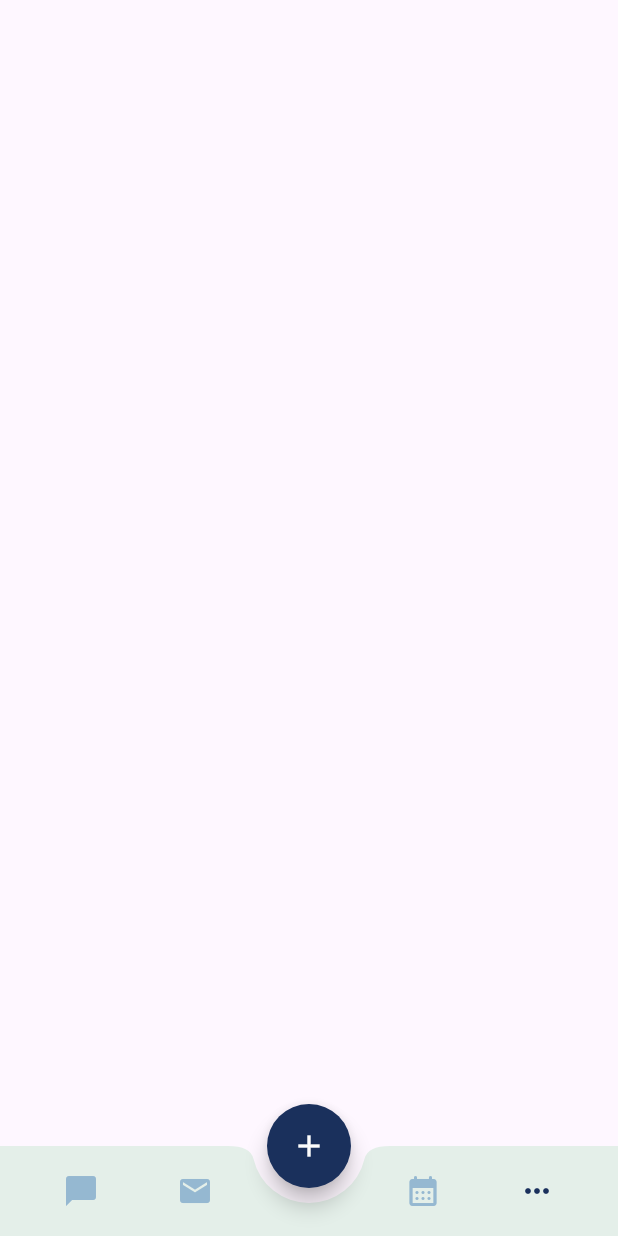
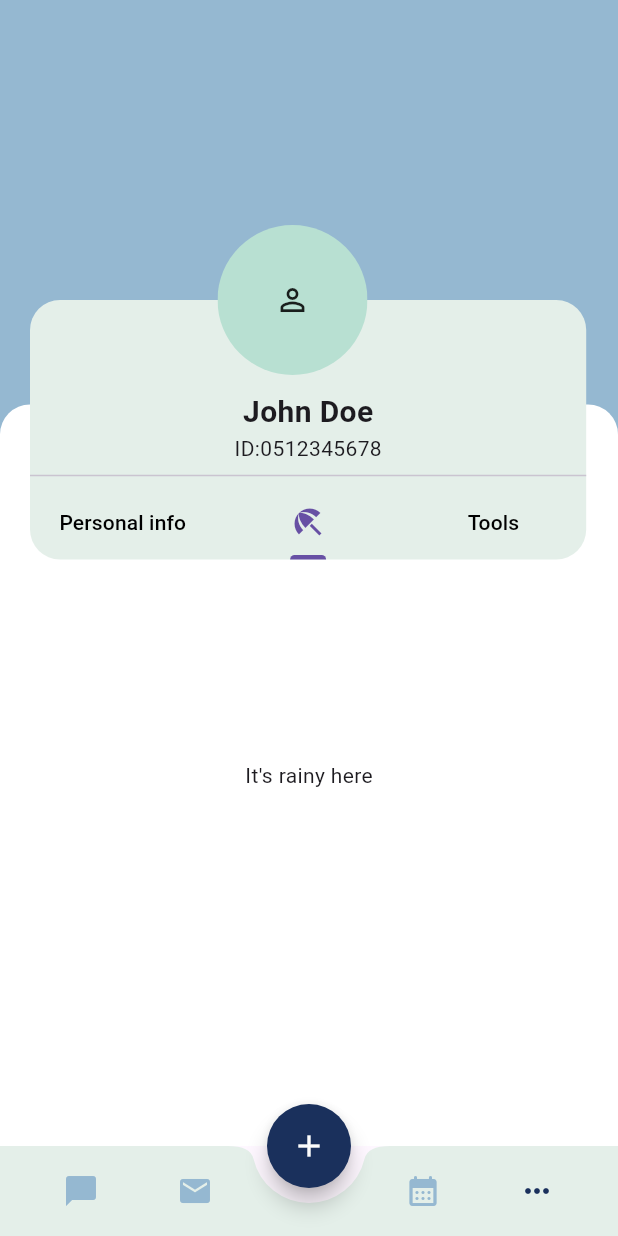
Before and after one commit to mahm-8/asthma-project, a Flutter app: the NavigatorBarScreen screen opened directly, item 4 of the bottom bar chosen, on a phone screen of 412 x 824 dp. Run offline on Flutter 3.47's test engine with Material 3 defaults, Android fonts, the phone set to English and light mode, and no system bars; our stand-ins replace flutter_bloc, pinput.

Commit message:
add: profilScreen

```diff
--- a/asthma/lib/Screens/NavBar/nav_bar.dart
+++ b/asthma/lib/Screens/NavBar/nav_bar.dart
@@ -1,5 +1,6 @@
 import 'package:asthma/Screens/HomeScreen/home_screen.dart';
 import 'package:asthma/Screens/NavBar/navigator_bar.dart';
+import 'package:asthma/Screens/profile/profile.dart';
 import 'package:asthma/constants/colors.dart';
 import 'package:flutter/material.dart';
 
@@ -12,7 +13,7 @@ class NavigatorBarScreen extends StatefulWidget {
 
 class _NavigatorBarScreenState extends State<NavigatorBarScreen> {
   int selectedindex = 0;
-  List scrren = [const HomeScreen(), Container(), Container(), Container()];
+  List scrren = [const HomeScreen(), Container(), Container(), const Profile()];
   @override
   Widget build(BuildContext context) {
     return Scaffold(
--- /dev/null
+++ b/asthma/lib/Screens/profile/profile.dart
@@ -0,0 +1,101 @@
+import 'package:asthma/constants/colors.dart';
+import 'package:asthma/extensions/text.dart';
+import 'package:flutter/material.dart';
+
+class Profile extends StatelessWidget {
+  const Profile({super.key});
+
+  @override
+  Widget build(BuildContext context) {
+    return DefaultTabController(
+      initialIndex: 1,
+      length: 3,
+      child: Scaffold(
+        backgroundColor: ColorPaltte().lightBlue,
+        body: Stack(
+          children: [
+            Column(
+              children: [
+                Expanded(
+                  child: Container(),
+                ),
+                Container(
+                  decoration: const BoxDecoration(
+                      borderRadius:
+                          BorderRadius.vertical(top: Radius.circular(20)),
+                      color: Colors.white),
+                  height: MediaQuery.of(context).size.height * 0.6,
+                  child: const TabBarView(
+                    children: <Widget>[
+                      Center(
+                        child: Text("It's cloudy here"),
+                      ),
+                      Center(
+                        child: Text("It's rainy here"),
+                      ),
+                      Center(
+                        child: Text("It's sunny here"),
+                      ),
+                    ],
+                  ),
+                )
+              ],
+            ),
+            Positioned(
+              left: 20,
+              top: 200,
+              child: Container(
+                padding: const EdgeInsets.only(top: 60),
+                decoration: BoxDecoration(
+                    borderRadius: BorderRadius.circular(20),
+                    color: ColorPaltte().lightgreentr),
+                width: MediaQuery.of(context).size.width * 0.9,
+                child: Column(
+                  children: [
+                    Text(
+                      "John Doe",
+                      style: const TextStyle().blod20,
+                    ),
+                    const Text(
+                      "ID:0512345678",
+                    ),
+                    const Divider(),
+                    const TabBar(dividerColor: Colors.transparent, tabs: [
+                      Tab(
+                        child: Text(
+                          "Personal info",
+                          style: TextStyle(color: Colors.black),
+                        ),
+                      ),
+                      Tab(
+                        icon: Icon(Icons.beach_access_sharp),
+                      ),
+                      Tab(
+                        child: Text(
+                          "Tools",
+                          style: TextStyle(color: Colors.black),
+                        ),
+                      ),
+                    ])
+                  ],
+                ),
+              ),
+            ),
+            Positioned(
+              left: 145,
+              top: 150,
+              child: ClipOval(
+                child: Container(
+                  color: ColorPaltte().darkGreen,
+                  height: 100,
+                  width: 100,
+                  child: Icon(Icons.person_outline),
+                ),
+              ),
+            ),
+          ],
+        ),
+      ),
+    );
+  }
+}
```
